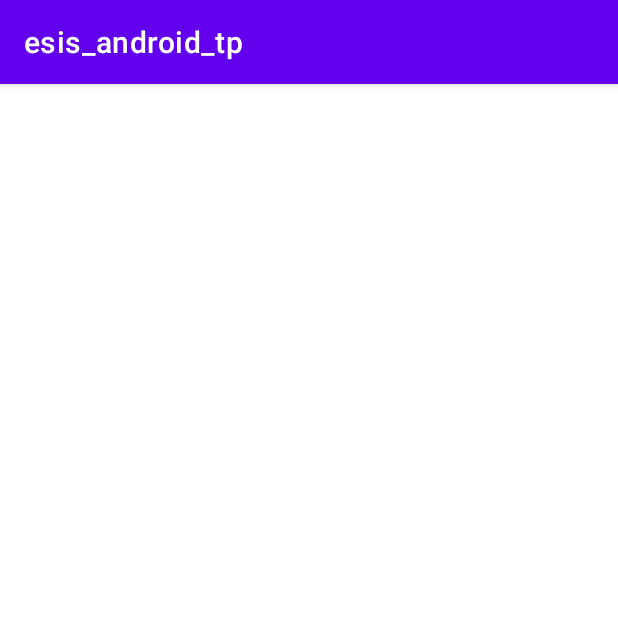
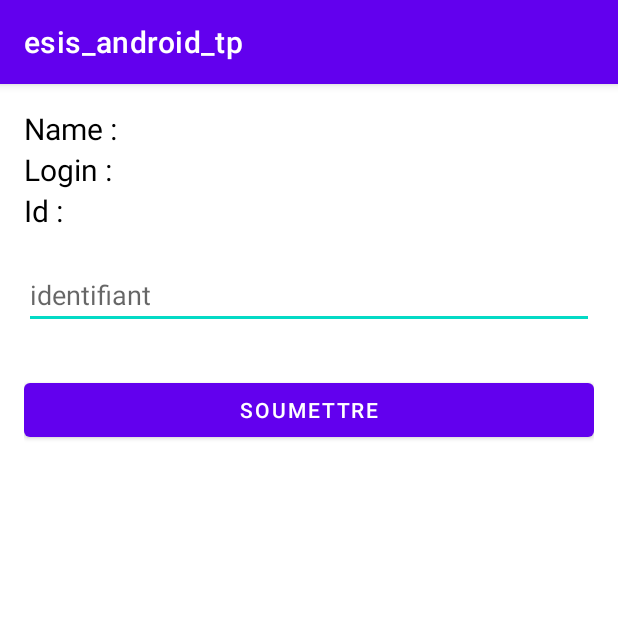
Before and after one commit to ESIS-L2-2022/esis_android_tp, an Android app: the RestApiActivity screen opened directly, with no data from a screen before it, on a phone screen of 412 x 824 dp, the top half of it. Run offline under Robolectric (Android 15) with nearby library versions, the phone set to English and light mode, and no system bars.

Commit message:
add some implementation

```diff
--- a/app/src/main/AndroidManifest.xml
+++ b/app/src/main/AndroidManifest.xml
@@ -2,6 +2,8 @@
 <manifest xmlns:android="http://schemas.android.com/apk/res/android"
     xmlns:tools="http://schemas.android.com/tools"
     package="cd.wayupdev.esis_android_tp">
+
+    <uses-permission android:name="android.permission.INTERNET"/>
 
     <application
         android:allowBackup="true"
--- a/app/src/main/java/cd/wayupdev/esis_android_tp/RestApiActivity.java
+++ b/app/src/main/java/cd/wayupdev/esis_android_tp/RestApiActivity.java
@@ -3,12 +3,57 @@ package cd.wayupdev.esis_android_tp;
 import androidx.appcompat.app.AppCompatActivity;
 
 import android.os.Bundle;
+import android.view.View;
+import android.widget.Button;
+import android.widget.EditText;
+import android.widget.ProgressBar;
+import android.widget.TextView;
+import android.widget.Toast;
 
 public class RestApiActivity extends AppCompatActivity {
+
+    private TextView tvName;
+    private TextView tvLogin;
+    private TextView tvId;
+    private EditText edId;
+    private Button btnSubmit;
+    private ProgressBar progressBar;
 
     @Override
     protected void onCreate(Bundle savedInstanceState) {
         super.onCreate(savedInstanceState);
         setContentView(R.layout.activity_rest_api);
+
+        initialisation();
+    }
+
+    private void setEcouteurEvenement(){
+        btnSubmit.setOnClickListener(new View.OnClickListener() {
+            @Override
+            public void onClick(View v) {
+                String idText = edId.getText().toString();
+                if(idText.isEmpty()){
+                    Toast.makeText(RestApiActivity.this, "L'id ne peux etre vide", Toast.LENGTH_SHORT).show();
+                }else {
+                    int id = Integer.parseInt(idText);
+                    recupererGithubUser(id);
+                }
+            }
+        });
+    }
+
+    private void recupererGithubUser(int id) {
+        progressBar.setVisibility(View.VISIBLE);
+
+
+    }
+
+    private void initialisation(){
+        tvName = findViewById(R.id.tvName);
+        tvLogin = findViewById(R.id.tvLogin);
+        tvId = findViewById(R.id.tvId);
+        edId = findViewById(R.id.etId);
+        btnSubmit = findViewById(R.id.btnSubmit);
+        progressBar = findViewById(R.id.progressbar);
     }
 }
--- a/app/src/main/res/layout/activity_rest_api.xml
+++ b/app/src/main/res/layout/activity_rest_api.xml
@@ -1,9 +1,63 @@
 <?xml version="1.0" encoding="utf-8"?>
-<androidx.constraintlayout.widget.ConstraintLayout xmlns:android="http://schemas.android.com/apk/res/android"
+<FrameLayout xmlns:android="http://schemas.android.com/apk/res/android"
     xmlns:app="http://schemas.android.com/apk/res-auto"
     xmlns:tools="http://schemas.android.com/tools"
     android:layout_width="match_parent"
     android:layout_height="match_parent"
+    android:padding="16dp"
     tools:context=".RestApiActivity">
 
-</androidx.constraintlayout.widget.ConstraintLayout>
+    <LinearLayout
+        android:layout_width="match_parent"
+        android:layout_height="match_parent"
+        android:orientation="vertical">
+
+        <TextView
+            android:id="@+id/tvName"
+            android:layout_width="match_parent"
+            android:layout_height="wrap_content"
+            android:text="Name :"
+            android:textSize="20sp"
+            android:textColor="@color/black"/>
+
+        <TextView
+            android:id="@+id/tvLogin"
+            android:layout_width="match_parent"
+            android:layout_height="wrap_content"
+            android:text="Login :"
+            android:textSize="20sp"
+            android:textColor="@color/black"/>
+
+        <TextView
+            android:id="@+id/tvId"
+            android:layout_width="match_parent"
+            android:layout_height="wrap_content"
+            android:text="Id :"
+            android:textSize="20sp"
+            android:textColor="@color/black"/>
+
+        <EditText
+            android:id="@+id/etId"
+            android:layout_marginTop="20dp"
+            android:inputType="number"
+            android:layout_width="match_parent"
+            android:layout_height="wrap_content"
+            android:hint="identifiant"/>
+
+        <Button
+            android:id="@+id/btnSubmit"
+            android:layout_marginTop="30dp"
+            android:layout_width="match_parent"
+            android:layout_height="wrap_content"
+            android:text="Soumettre"/>
+
+    </LinearLayout>
+
+    <ProgressBar
+        android:id="@+id/progressbar"
+        android:layout_width="wrap_content"
+        android:layout_height="wrap_content"
+        android:layout_gravity="center"
+        android:visibility="gone"/>
+
+</FrameLayout>
```
Also changed, not shown: app/src/main/java/cd/wayupdev/esis_android_tp/GithubUser.java (added, +50 -0 lines), app/src/main/java/cd/wayupdev/esis_android_tp/GithubUserService.java (added, +10 -0 lines).
